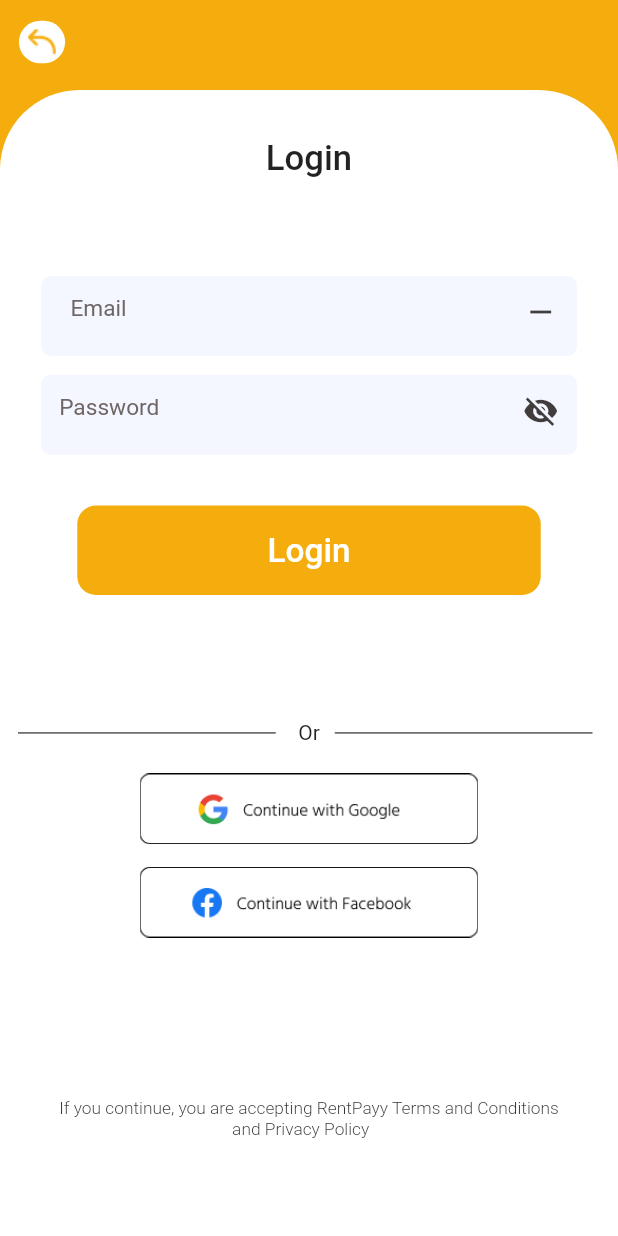
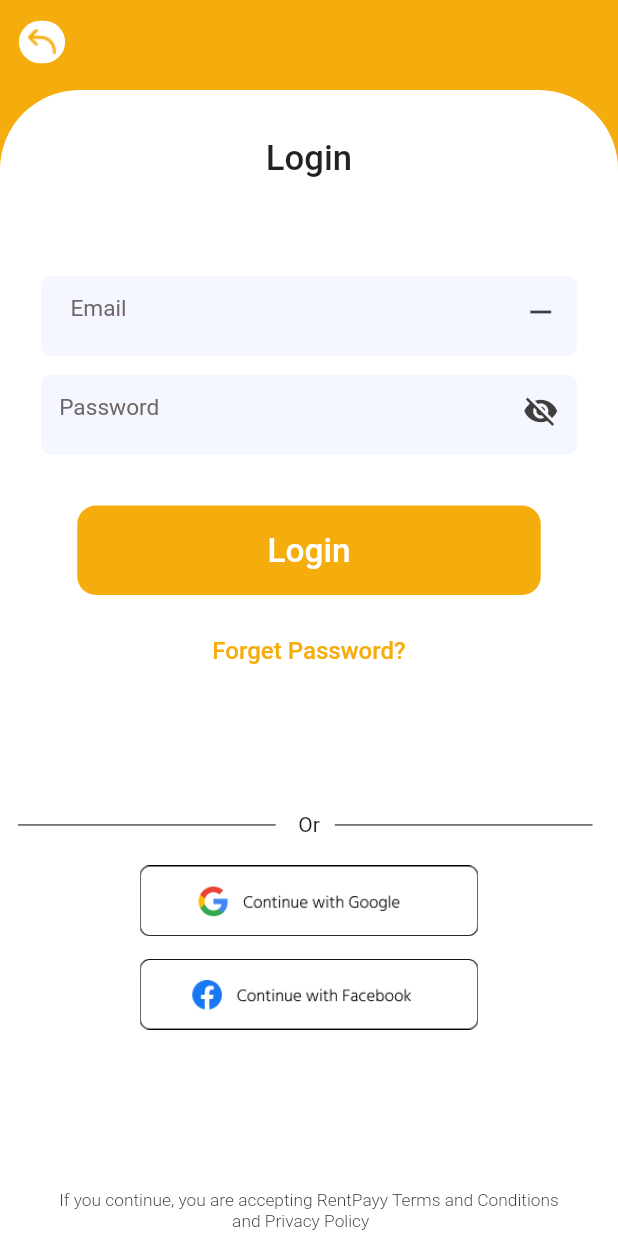
Before and after one commit to Naveed-kaimkhani/RentPayy, a Flutter app: the screen it shows after launch, on a phone screen of 412 x 824 dp. Run offline on Flutter 3.47's test engine with Material 2 defaults, Android fonts, the phone set to English and light mode, and no system bars; our stand-ins replace another_flushbar, cached_network_image, carousel_slider, cloud_firestore, dropdown_button2, email_validator and 15 more; accounts and stored records are empty.

Commit message:
login with rentpayy updated

```diff
--- a/lib/view/user_screen/login_with_rentpayy.dart
+++ b/lib/view/user_screen/login_with_rentpayy.dart
@@ -1,9 +1,12 @@
+import 'dart:ui';
+
 import 'package:email_validator/email_validator.dart';
 import 'package:firebase_auth/firebase_auth.dart';
 import 'package:flutter/cupertino.dart';
 import 'package:flutter/material.dart';
 
 import 'package:flutter_screenutil/flutter_screenutil.dart';
+import 'package:google_sign_in/google_sign_in.dart';
 import 'package:internet_connection_checker/internet_connection_checker.dart';
 import 'package:provider/provider.dart';
 import 'package:rentpayy/components/authButton.dart';
@@ -17,11 +20,13 @@ import 'package:rentpayy/resources/StorageService.dart';
 import 'package:rentpayy/utils/routes/RoutesName.dart';
 import 'package:rentpayy/utils/style/AppColors.dart';
 import 'package:rentpayy/utils/utils.dart';
+import 'package:rentpayy/view/user_screen/user_front_screen.dart';
 
 import '../../model/UserModel.dart';
 import '../../resources/FirebaseRepository.dart';
 import '../../utils/style/Images.dart';
 import '../../view_model/UserDetailsProvider.dart';
+import '../forgot_password/forgot_password.dart';
 
 class login_with_rentpayy extends StatefulWidget {
   login_with_rentpayy({super.key});
@@ -50,7 +55,12 @@ class _login_with_rentpayyState extends State<login_with_rentpayy> {
   }
 
   // bool _obsecureText = true;
-
+  GoogleSignIn _googleSignIn = GoogleSignIn(
+    scopes: [
+      'email',
+      'https://www.googleapis.com/auth/contacts.readonly',
+    ],
+  );
   void dispose() {
     _emailController.dispose();
     _passController.dispose();
@@ -113,6 +123,7 @@ class _login_with_rentpayyState extends State<login_with_rentpayy> {
   @override
   void initState() {
     super.initState();
+    // ignore: unused_element
     checkConnectivity() {}
     //Internet connectivity checker
     InternetConnectionChecker().onStatusChange.listen((status) {
@@ -137,6 +148,21 @@ class _login_with_rentpayyState extends State<login_with_rentpayy> {
       //           ));
       // }
     });
+  }
+
+  void signInWithGoogle() async {
+    GoogleSignInAccount? googleUser = await GoogleSignIn().signIn();
+    GoogleSignInAuthentication? googleAuth = await googleUser?.authentication;
+    AuthCredential credential = GoogleAuthProvider.credential(
+      accessToken: googleAuth?.accessToken,
+      idToken: googleAuth?.idToken,
+    );
+    UserCredential userCredential =
+        await FirebaseAuth.instance.signInWithCredential(credential);
+    if (userCredential.user != null) {
+      Navigator.of(context)
+          .push(MaterialPageRoute(builder: (context) => forgot_password()));
+    }
   }
 
   @override
@@ -214,14 +240,36 @@ class _login_with_rentpayyState extends State<login_with_rentpayy> {
                           },
                           color: AppColors.primaryColor),
                   SizedBox(
+                    height: 15.h,
+                  ),
+                  TextButton(
+                      onPressed: () {
+                        Navigator.push(
+                            context,
+                            MaterialPageRoute(
+                                builder: (context) => forgot_password()));
+                      },
+                      child: Text(
+                        'Forget Password?',
+                        style: TextStyle(
+                          color: AppColors.primaryColor,
+                          fontSize: 18.sp,
+                        ),
+                      )),
+                  SizedBox(
                     height: 73.h,
                   ),
                   or_line_widget(),
-                  Container(
-                    width: 349.w,
-                    height: 53.h,
-                    child: Image.asset(
-                      Images.google,
+                  InkWell(
+                    onTap: () async {
+                      await _googleSignIn.signIn();
+                    },
+                    child: Container(
+                      width: 349.w,
+                      height: 53.h,
+                      child: Image.asset(
+                        Images.google,
+                      ),
                     ),
                   ),
                   SizedBox(
```
